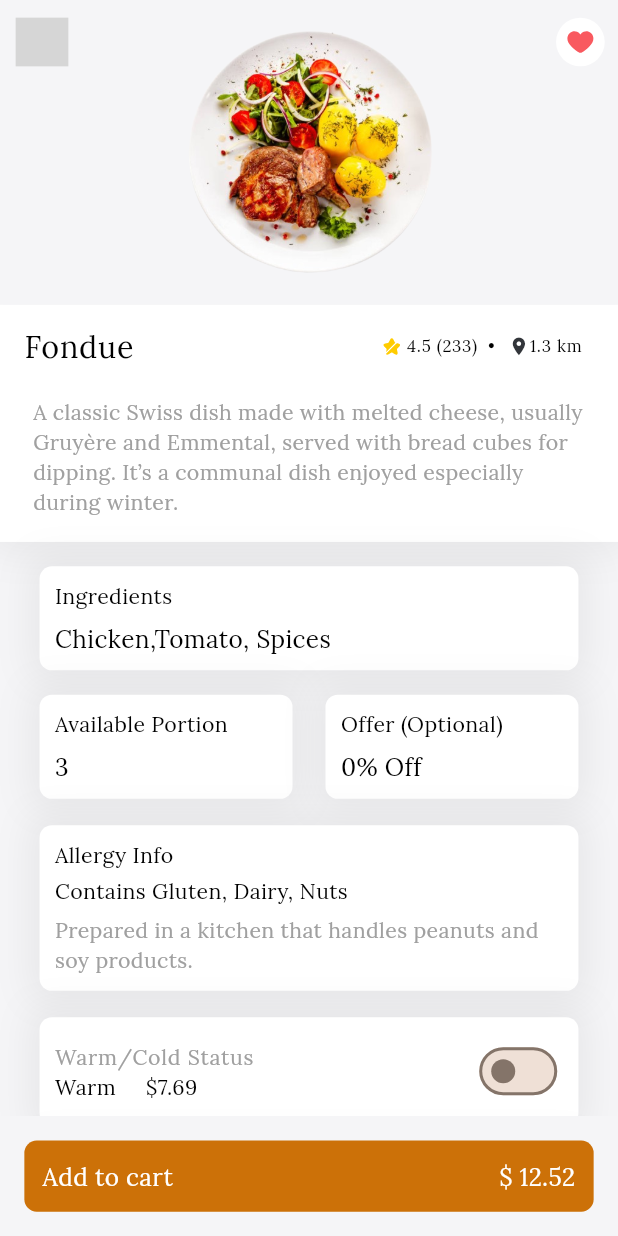
After one commit to sparktechagency/meal_deal_app, a Flutter app: the ProductDetailsScreen screen opened by its route, on a phone screen of 412 x 824 dp. The commit adds this screen. Run offline on Flutter 3.47's test engine with Material 3 defaults, Android fonts, the phone set to English and light mode, and no system bars; our stand-ins replace cached_network_image, chat_bubbles, connectivity_plus, curved_labeled_navigation_bar, flutter_screenutil, flutter_spinkit and 17 more; missing offline and left inert: mime_type; accounts and stored records are empty; network calls fail; project files that could hold a hidden picture were left out; grey boxes are pictures that could not be loaded.

Commit message:
................

```diff
--- a/lib/app/utils/app_colors.dart
+++ b/lib/app/utils/app_colors.dart
@@ -14,6 +14,7 @@ class AppColors {
   static const Color black800TextColor = Color(0xff767676);
   static const Color white1TextColor = Color(0xffECECEC);
   static const Color colorE7E7E7 = Color(0xffE7E7E7);
+  static const Color colorA0A0A0 = Color(0xffA0A0A0);
   static const Color primaryColor = Color(0xffCC7108);
   static const Color secondaryColor = Color(0xff305CDE);
   static const Color blue1 = Color(0xff59B5F7);
--- /dev/null
+++ b/lib/feature/home/user/children/product_details_screen.dart
@@ -0,0 +1,314 @@
+import 'package:flutter/material.dart';
+import 'package:flutter_screenutil/flutter_screenutil.dart';
+import '../../../../app/utils/app_colors.dart';
+import '../../../../custom_assets/assets.gen.dart';
+import '../../../../widgets/widgets.dart';
+
+class ProductDetailsScreen extends StatefulWidget {
+  const ProductDetailsScreen({super.key});
+
+  @override
+  State<ProductDetailsScreen> createState() => _ProductDetailsScreenState();
+}
+
+class _ProductDetailsScreenState extends State<ProductDetailsScreen> {
+  bool isWarm = false;
+
+  double tk = 12.52;
+  double tkWarm = 7.69;
+
+
+  @override
+  Widget build(BuildContext context) {
+    double totalTk = isWarm ? tk + tkWarm : tk;
+    return Scaffold(
+      backgroundColor: AppColors.bgColor,
+      body: SafeArea(
+        child: NestedScrollView(
+          headerSliverBuilder: (context, innerBoxIsScrolled) {
+            return [
+              SliverAppBar(
+                expandedHeight: 200.h,
+                floating: false,
+                pinned: false,
+                elevation: 0,
+                scrolledUnderElevation: 0,
+                backgroundColor: AppColors.bgColor,
+                leading: IconButton(
+                  icon: Assets.icons.backButton.svg(height: 32.h, width: 32.w),
+                  onPressed: () => Navigator.pop(context),
+                ),
+                actions: [
+                  IconButton(
+                    onPressed: () {},
+                    icon: CustomContainer(
+                      color: Colors.white,
+                      paddingAll: 6.r,
+                      shape: BoxShape.circle,
+                      child: Assets.icons.love.svg(height: 20.h, width: 20.w),
+                    ),
+                  ),
+                ],
+                flexibleSpace: FlexibleSpaceBar(
+                  background: Container(
+                    color: AppColors.bgColor,
+                    alignment: Alignment.center,
+                    child: Assets.images.img.image(fit: BoxFit.contain),
+                  ),
+                ),
+              ),
+            ];
+          },
+          body: SingleChildScrollView(
+            child: Column(
+              children: [
+                /// ===============>>> title ================>>
+                CustomContainer(
+                  elevation: true,
+                  width: double.infinity,
+                  color: Colors.white,
+                  child: Column(
+                    children: [
+                      ListTile(
+                        title: CustomText(
+                          textAlign: TextAlign.start,
+                            text: 'Fondue', fontSize: 20.sp),
+                        trailing: Row(
+                          mainAxisSize: MainAxisSize.min,
+                          children: [
+                            Assets.icons.star.svg(height: 14.h,width: 14.w),
+                            CustomText(
+                                left: 2.w,
+                                text:"4.5 (233)  •",
+                                fontSize: 11.sp),
+                            SizedBox(width: 8.w),
+                            Icon(Icons.location_on,
+                                size: 14.sp, color: AppColors.black600TextColor),
+                            CustomText(
+                                text: '1.3 km',
+                                fontSize: 11.sp),
+                          ],
+                        ),
+                      ),
+                      Padding(
+                        padding:  EdgeInsets.symmetric(horizontal: 20.w),
+                        child: CustomText(
+                          top: 6.h,
+                          bottom: 16.h,
+                          text:
+                              'A classic Swiss dish made with melted cheese, usually Gruyère and Emmental, served with bread cubes for dipping. It’s a communal dish enjoyed especially during winter.',
+                          fontSize: 14.sp,
+                          color: AppColors.colorA0A0A0,
+                          textAlign: TextAlign.start,
+                        ),
+                      ),
+                    ],
+                  ),
+                ),
+
+
+
+                /// ===============>>> title ================>>
+                CustomContainer(
+                  radiusAll: 8.r,
+                  horizontalMargin: 24.w,
+                  verticalMargin: 16.h,
+                  paddingAll: 10.r,
+                  elevation: true,
+                  width: double.infinity,
+                  color: Colors.white,
+                  child: Column(
+                    crossAxisAlignment: CrossAxisAlignment.start,
+                    children: [
+                      CustomText(
+
+                        text: 'Ingredients',
+                        fontSize: 14.sp,
+                        textAlign: TextAlign.start,
+                      ),
+                      CustomText(
+                        top: 6.h,
+                        text: 'Chicken,Tomato, Spices',
+                        fontSize: 16.sp,
+                        textAlign: TextAlign.start,
+                      ),
+                    ],
+                  ),
+                ),
+
+                Padding(
+                  padding:  EdgeInsets.symmetric(horizontal: 24.w),
+                  child: Row(
+                    children: [
+                      Expanded(
+                        child: CustomContainer(
+                          radiusAll: 8.r,
+                          paddingAll: 10.r,
+                          elevation: true,
+                          width: double.infinity,
+                          color: Colors.white,
+                          child: Column(
+                            crossAxisAlignment: CrossAxisAlignment.start,
+                            children: [
+                              CustomText(
+                                text: 'Available Portion',
+                                fontSize: 14.sp,
+                                textAlign: TextAlign.start,
+                              ),
+                              CustomText(
+                                top: 6.h,
+                                text: '3',
+                                fontSize: 16.sp,
+                                textAlign: TextAlign.start,
+                              ),
+                            ],
+                          ),
+                        ),
+                      ),
+                      SizedBox(width: 20.w,
+                      ),
+                      Expanded(
+                        child: CustomContainer(
+                          radiusAll: 8.r,
+                          paddingAll: 10.r,
+                          elevation: true,
+                          width: double.infinity,
+                          color: Colors.white,
+                          child: Column(
+                            crossAxisAlignment: CrossAxisAlignment.start,
+                            children: [
+                              CustomText(
+
+                                text: 'Offer (Optional)',
+                                fontSize: 14.sp,
+                                textAlign: TextAlign.start,
+                              ),
+                              CustomText(
+                                top: 6.h,
+                                text: '0% Off',
+                                fontSize: 16.sp,
+                                textAlign: TextAlign.start,
+                              ),
+                            ],
+                          ),
+                        ),
+                      ),
+
+                    ],
+                  ),
+                ),
+
+                /// ===============>>> title ================>>
+                CustomContainer(
+                  radiusAll: 8.r,
+                  horizontalMargin: 24.w,
+                  verticalMargin: 16.w,
+                  paddingAll: 10.r,
+                  elevation: true,
+                  width: double.infinity,
+                  color: Colors.white,
+                  child: Column(
+                    crossAxisAlignment: CrossAxisAlignment.start,
+                    children: [
+                      CustomText(
+                        text: 'Allergy Info',
+                        textAlign: TextAlign.start,
+                      ),
+                      CustomText(
+                        top: 4.h,
+                        text: 'Contains Gluten, Dairy, Nuts',
+                        textAlign: TextAlign.start,
+                      ),
+                      CustomText(
+                        top: 6.h,
+                        text: 'Prepared in a kitchen that handles peanuts and soy products.',
+                        color: AppColors.colorA0A0A0,
+                        textAlign: TextAlign.start,
+                      ),
+                    ],
+                  ),
+                ),
+
+                /// ===============>>> title ================>>
+
+                CustomContainer(
+                 horizontalMargin: 24.w,
+                  radiusAll: 8.r,
+                  paddingHorizontal: 10.r,
+                  elevation: true,
+                  width: double.infinity,
+                  color: Colors.white,
+                  child: ListTile(
+                    contentPadding: EdgeInsets.zero,
+                    title: CustomText(
+                        textAlign: TextAlign.start,
+                        text: 'Warm/Cold Status',color: AppColors.colorA0A0A0,
+                        ),
+                    subtitle: CustomText(
+                        textAlign: TextAlign.start,
+                        text: 'Warm     \$$tkWarm'),
+                    trailing: Switch(
+                      value: isWarm,
+                      onChanged: (value) {
+                        isWarm = value;
+                        setState(() {
+                        });
+                      },
+                    ),
+                  ),
+                ),
+
+
+                /// ===============>>> title ================>>
+
+                CustomContainer(
+                  horizontalMargin: 24.w,
+                  verticalMargin: 16.h,
+                  radiusAll: 8.r,
+                  paddingAll: 10.r,
+                  elevation: true,
+                  width: double.infinity,
+                  color: Colors.white,
+                  child: Column(
+                    crossAxisAlignment: CrossAxisAlignment.start,
+                    children: [
+                      CustomText(
+                        color: AppColors.colorA0A0A0,
+                        text: 'Time for Order',
+                        fontSize: 14.sp,
+                        textAlign: TextAlign.start,
+                      ),
+                      CustomText(
+                        top: 6.h,
+                        text: '9 AM - 12 PM',
+                        fontSize: 12.sp,
+                        textAlign: TextAlign.start,
+                      ),
+                    ],
+                  ),
+                ),
+              ],
+            ),
+          ),
+        ),
+      ),
+      bottomNavigationBar: SafeArea(
+        top: false,
+        child: CustomContainer(
+          marginAll: 16.r,
+          radiusAll: 8.r,
+          paddingAll: 12.r,
+          color: AppColors.primaryColor,
+          child: Row(
+            mainAxisAlignment: MainAxisAlignment.spaceBetween,
+            children: [
+              Flexible(child: CustomText(text: 'Add to cart',fontSize: 16.sp,color: Colors.white)),
+              //Spacer(),
+              CustomText(text: '\$ $totalTk',fontSize: 16.sp,color: Colors.white),
+            ],
+          ),
+        ),
+      ),
+    );
+  }
+}
--- a/lib/feature/home/widgets/products_card_widget.dart
+++ b/lib/feature/home/widgets/products_card_widget.dart
@@ -1,6 +1,8 @@
 import 'package:flutter/material.dart';
 import 'package:flutter_screenutil/flutter_screenutil.dart';
+import 'package:get/get.dart';
 import 'package:meal_deal_app/custom_assets/assets.gen.dart';
+import 'package:meal_deal_app/routes/app_routes.dart';
 import '../../../app/utils/app_colors.dart';
 import '../../../widgets/widgets.dart';
 
@@ -16,6 +18,9 @@ class ProductsCardWidget extends StatelessWidget {
   @override
   Widget build(BuildContext context) {
     return CustomContainer(
+      onTap: (){
+        Get.toNamed(AppRoutes.productDetailsScreen);
+      },
       marginRight: index == null  ? 0 : 14.w,
       marginLeft: (index == null)
           ? 0
--- a/lib/feature/splash_screen/splash_screen.dart
+++ b/lib/feature/splash_screen/splash_screen.dart
@@ -18,7 +18,7 @@ class _SplashScreenState extends State<SplashScreen> {
 
   void _goNextScreen() {
     Future.delayed(const Duration(seconds: 2), () async {
-     Get.offAllNamed(AppRoutes.onboardingScreen);
+     Get.offAllNamed(AppRoutes.userBottomNavBar);
     });
   }
 
--- a/lib/routes/app_routes.dart
+++ b/lib/routes/app_routes.dart
@@ -1,6 +1,7 @@
 import 'package:flutter/material.dart';
 import 'package:meal_deal_app/feature/home/user/children/category_screen.dart';
 import 'package:meal_deal_app/feature/home/user/children/map_screen.dart';
+import 'package:meal_deal_app/feature/home/user/children/product_details_screen.dart';
 import 'package:meal_deal_app/feature/home/user/children/product_view_screen.dart';
 import '../feature/auth/complete_profile/complete_profile_first_page.dart';
 import '../feature/auth/forget/forget_screen.dart';
@@ -71,6 +72,7 @@ abstract class AppRoutes {
   static const String userBottomNavBar = '/userBottomNavBar';
   static const String categoryScreen = '/categoryScreen';
   static const String productViewScreen = '/productViewScreen';
+  static const String productDetailsScreen = '/productDetailsScreen';
 
 
 
@@ -97,6 +99,7 @@ abstract class AppRoutes {
     userBottomNavBar : (context) => UserBottomNav(),
     categoryScreen : (context) => CategoryScreen(),
     productViewScreen : (context) => ProductViewScreen(),
+    productDetailsScreen : (context) => ProductDetailsScreen(),
 
   };
 }
```
Also changed, not shown: assets/icons/delete.svg, assets/icons/love.svg.
